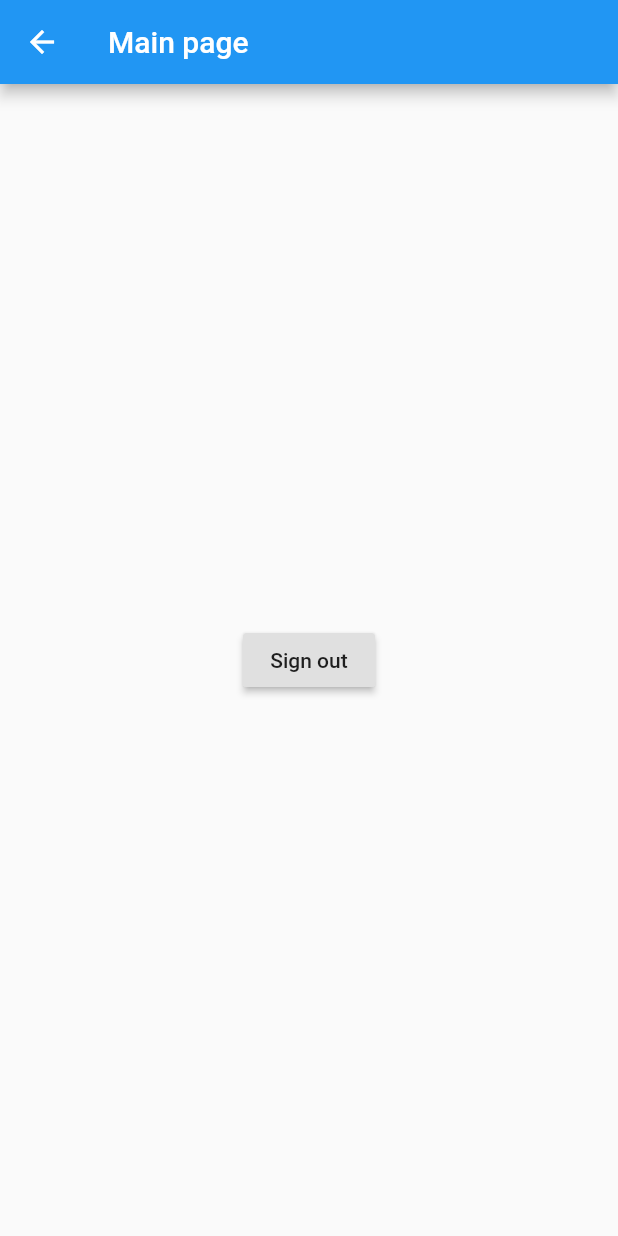
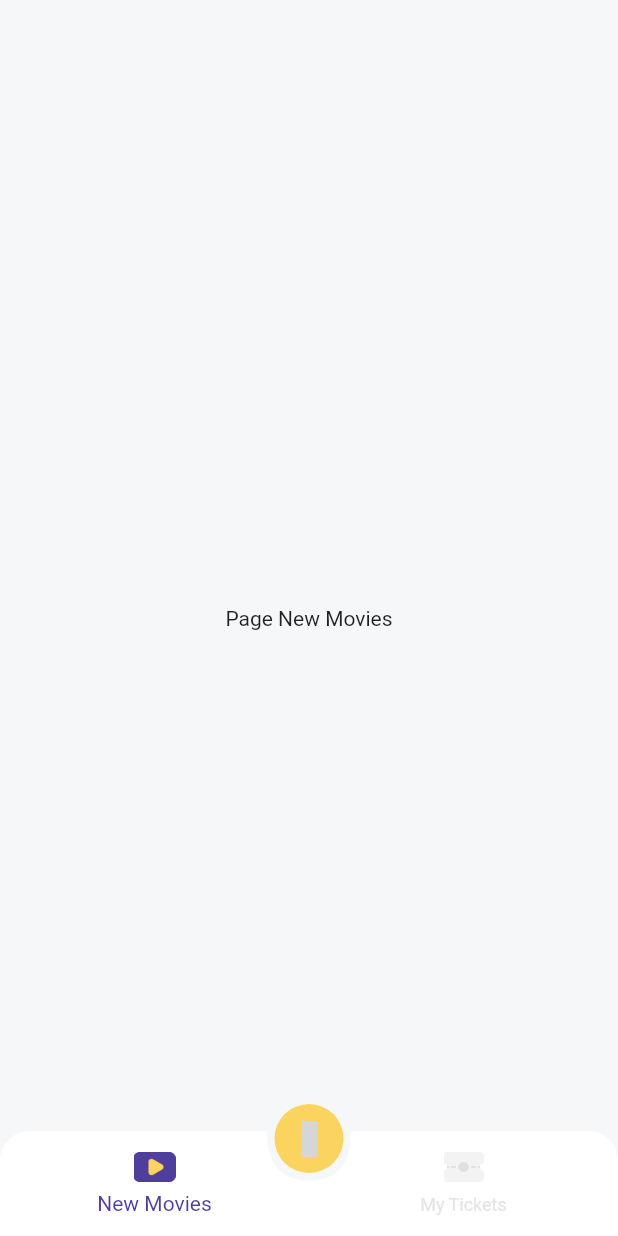
Before and after one commit to alvayonara/TixApps, a Flutter app: the MainPage screen opened directly, on a phone screen of 412 x 824 dp. Run offline on Flutter 3.47's test engine with Material 2 defaults, Android fonts, the phone set to English and light mode, and no system bars; our stand-ins replace bloc, cloud_firestore, email_validator, equatable, firebase_auth, flushbar and 4 more; accounts and stored records are empty; grey boxes are pictures that could not be loaded.

Commit message:
Implement Bottom Navigation Bar in main_page.dart

```diff
--- a/lib/ui/page/main_page.dart
+++ b/lib/ui/page/main_page.dart
@@ -6,30 +6,179 @@ class MainPage extends StatefulWidget {
 }
 
 class _MainPageState extends State<MainPage> {
+  // Set bottom navigation bar
+  int bottomNavBarIndex;
+
+  // Set page controller based on index of bottom nav bar
+  PageController pageController;
+
+  @override
+  void initState() {
+    super.initState();
+
+    // Initial index = 0 in New Movies page
+    bottomNavBarIndex = 0;
+
+    // Initial page controller in New Movies page
+    pageController = PageController(initialPage: bottomNavBarIndex);
+  }
+
   @override
   Widget build(BuildContext context) {
     return Scaffold(
-      appBar: AppBar(
-        title: Text("Main page"),
-      ),
-      body: Center(
-        child: Column(
-          mainAxisAlignment: MainAxisAlignment.center,
-          children: [
-            BlocBuilder<UserBloc, UserState>(
-              builder: (_, userState) => (userState is UserLoaded)
-                  ? Text(userState.user.name)
-                  : SizedBox(),
+      body: Stack(
+        children: [
+          // Stack 1 -> For status bar color
+          Container(
+            color: accentColor1,
+          ),
+          // Stack 2 -> For main page exclude status bar
+          SafeArea(
+            child: Container(
+              color: Color(0xFFF6F7F9),
             ),
-            RaisedButton(
-              onPressed: () {
-                AuthServices.signOut();
-              },
-              child: Text("Sign out"),
+          ),
+          // Stack 3 -> Change Page based on bottom navigation clicked
+          PageView(
+            controller: pageController,
+            children: [
+              // Index 0 -> New Movies
+              Center(
+                child: Text("Page New Movies"),
+              ),
+              // Index 1 -> My Ticket
+              Center(
+                child: Text("Page My Ticket"),
+              ),
+            ],
+            // Using setState to change Page based on index value (bottom nav bar index)
+            onPageChanged: (index) {
+              setState(() {
+                bottomNavBarIndex = index;
+              });
+            },
+          ),
+          // Stack 4 -> For bottom navigation layout
+          createCustomBottomNavBar(),
+          // Stack 5 -> For add wallet button above bottom navigaton
+          Align(
+            alignment: Alignment.bottomCenter,
+            child: Container(
+              height: 46,
+              width: 46,
+              margin: EdgeInsets.only(bottom: 42),
+              child: FloatingActionButton(
+                elevation: 0,
+                backgroundColor: accentColor2,
+                child: SizedBox(
+                  height: 26,
+                  width: 26,
+                  child: Icon(
+                    MdiIcons.walletPlus,
+                    color: Colors.black.withOpacity(0.54),
+                  ),
+                ),
+                onPressed: () {},
+              ),
             ),
-          ],
-        ),
+          )
+        ],
       ),
     );
   }
+
+  // Widget for bottom navigation
+  Widget createCustomBottomNavBar() => Align(
+        alignment: Alignment.bottomCenter,
+        child: ClipPath(
+          clipper: BottomNavBarClipper(),
+          child: Container(
+            height: 70,
+            decoration: BoxDecoration(
+              color: Colors.white,
+              borderRadius: BorderRadius.only(
+                topLeft: Radius.circular(20),
+                topRight: Radius.circular(20),
+              ),
+            ),
+            child: BottomNavigationBar(
+              elevation: 0,
+              backgroundColor: Colors.transparent,
+              selectedItemColor: mainColor,
+              unselectedItemColor: Color(0xFFE5E5E5),
+              currentIndex: bottomNavBarIndex,
+              items: [
+                BottomNavigationBarItem(
+                  title: Text(
+                    "New Movies",
+                    style: GoogleFonts.raleway(
+                      fontSize: 13,
+                      fontWeight: FontWeight.w600,
+                    ),
+                  ),
+                  icon: Container(
+                    margin: EdgeInsets.only(
+                      bottom: 6,
+                    ),
+                    height: 20,
+                    child: Image.asset(
+                      (bottomNavBarIndex == 0)
+                          ? "assets/ic_movie.png"
+                          : "assets/ic_movie_grey.png",
+                    ),
+                  ),
+                ),
+                BottomNavigationBarItem(
+                  title: Text(
+                    "My Tickets",
+                    style: GoogleFonts.raleway(
+                      fontSize: 13,
+                      fontWeight: FontWeight.w600,
+                    ),
+                  ),
+                  icon: Container(
+                    margin: EdgeInsets.only(
+                      bottom: 6,
+                    ),
+                    height: 20,
+                    child: Image.asset(
+                      (bottomNavBarIndex == 1)
+                          ? "assets/ic_tickets.png"
+                          : "assets/ic_tickets_grey.png",
+                    ),
+                  ),
+                ),
+              ],
+              onTap: (index) {
+                setState(() {
+                  bottomNavBarIndex = index;
+
+                  pageController.jumpToPage(index);
+                });
+              },
+            ),
+          ),
+        ),
+      );
 }
+
+// Clipper for bottom navigation
+class BottomNavBarClipper extends CustomClipper<Path> {
+  @override
+  Path getClip(Size size) {
+    Path path = Path();
+
+    path.lineTo(size.width / 2 - 28, 0);
+    path.quadraticBezierTo(size.width / 2 - 28, 33, size.width / 2, 33);
+    path.quadraticBezierTo(size.width / 2 + 28, 33, size.width / 2 + 28, 0);
+    path.lineTo(size.width, 0);
+    path.lineTo(size.width, size.height);
+    path.lineTo(0, size.height);
+    path.close();
+
+    return path;
+  }
+
+  @override
+  bool shouldReclip(covariant CustomClipper oldClipper) => false;
+}
--- a/lib/ui/page/pages.dart
+++ b/lib/ui/page/pages.dart
@@ -3,6 +3,8 @@ import 'package:firebase_auth/firebase_auth.dart';
 import 'package:flushbar/flushbar.dart';
 import 'package:flutter/material.dart';
 import 'package:flutter_spinkit/flutter_spinkit.dart';
+import 'package:google_fonts/google_fonts.dart';
+import 'package:material_design_icons_flutter/material_design_icons_flutter.dart';
 import 'package:provider/provider.dart';
 import 'package:tix_apps/bloc/blocs.dart';
 import 'package:tix_apps/main.dart';
```
